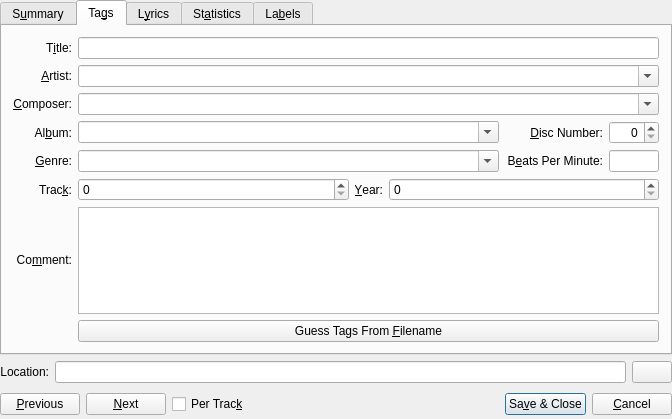
First picture: the form in src/dialogs/TagDialogBase.ui, repository KDE/amarok, before the edit.
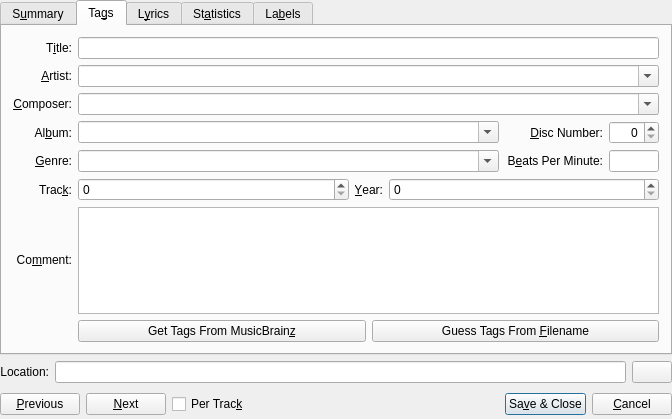
Second picture: the form after the edit. Custom widgets are drawn as their Qt base class.

Commit message:
Add musicbrainz mass-tagging feature and UI. Lots of thanks to Sergey Ivanov for this great patch and development on reviewboard!
New feature is available from the Tag Dialog.

Patch:
```diff
--- a/src/dialogs/TagDialogBase.ui
+++ b/src/dialogs/TagDialogBase.ui
@@ -553,6 +553,16 @@
          </item>
          <item row="7" column="1">
           <layout class="QHBoxLayout">
+           <item>
+            <widget class="CheckButton" name="pushButton_musicbrainz">
+             <property name="text">
+              <string>Get Tags From MusicBrain&amp;z</string>
+             </property>
+             <property name="checkHint" stdset="0">
+              <string>Start search automatically</string>
+             </property>
+            </widget>
+           </item>
            <item>
             <widget class="QPushButton" name="pushButton_guessTags">
              <property name="text">
@@ -1031,6 +1041,11 @@
    <header>kratingwidget.h</header>
    <container>1</container>
   </customwidget>
+  <customwidget>
+   <class>CheckButton</class>
+   <extends>QPushButton</extends>
+   <header>CheckButton.h</header>
+  </customwidget>
  </customwidgets>
  <tabstops>
   <tabstop>kTabWidget</tabstop>
```
The commit also changes 44 other files.
